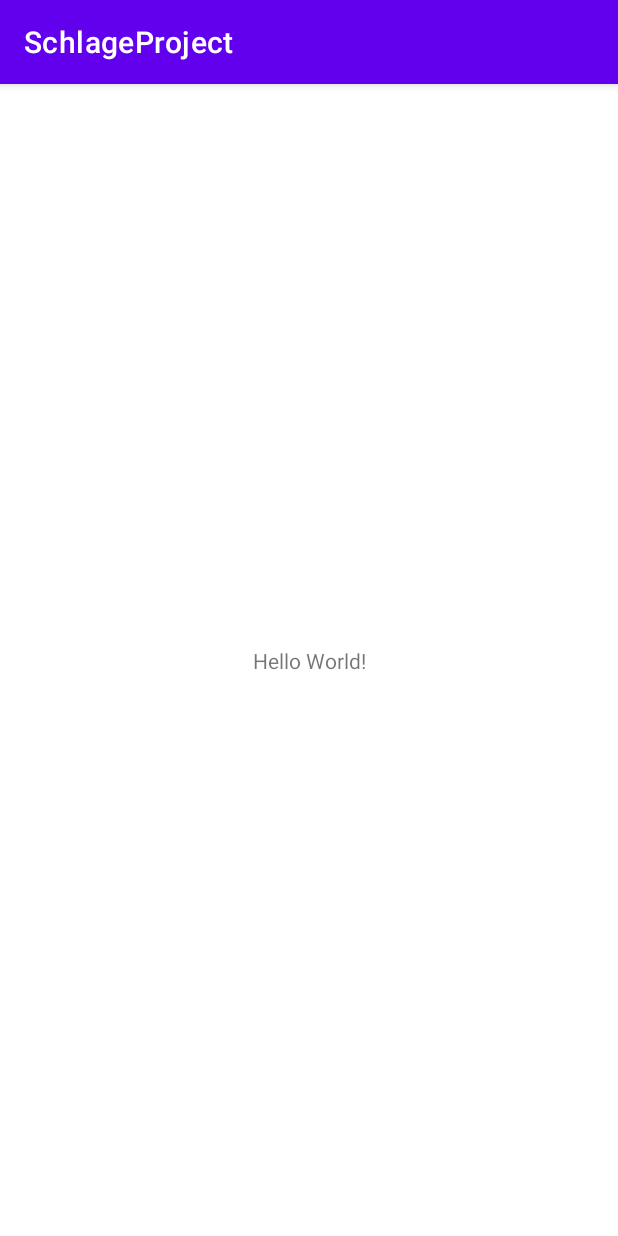
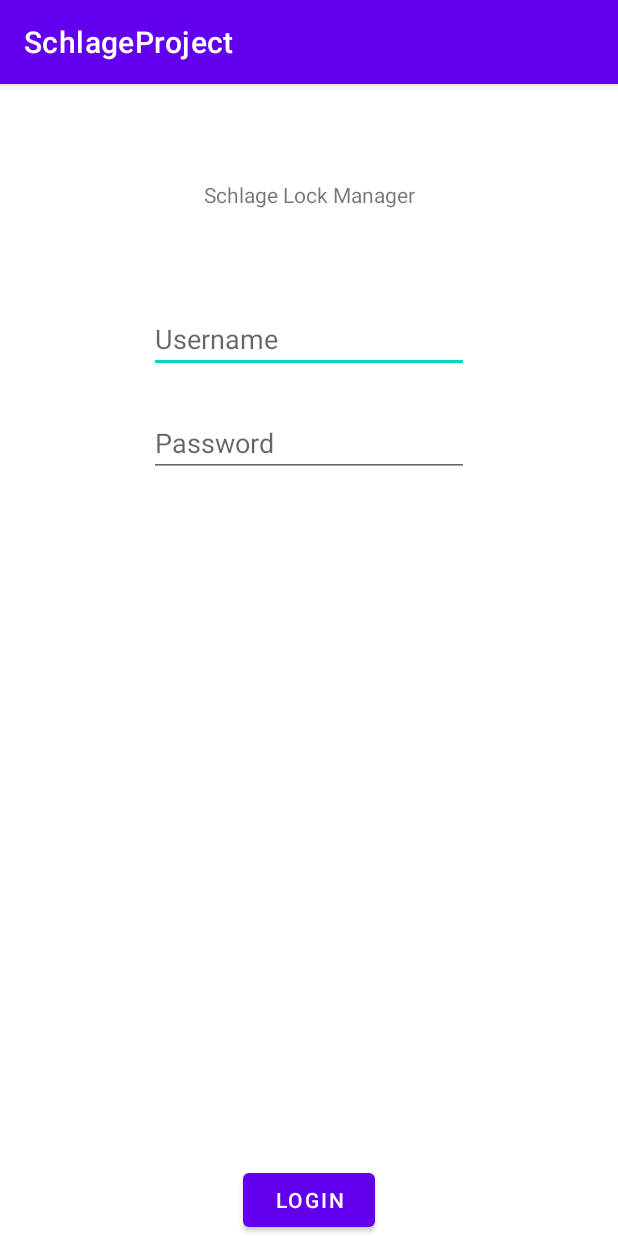
Before and after one commit to tannerbryant/SchlageProject, an Android app: the screen it shows after launch (MainActivity), on a phone screen of 412 x 824 dp. Run offline under Robolectric (Android 15) with nearby library versions, the phone set to English and light mode, and no system bars.

Commit message:
Login Page Mockup completed, tentative framework on other pages started.

```diff
--- /dev/null
+++ b/app/src/main/java/com/example/schlageproject/LoginScreen.java
@@ -0,0 +1,4 @@
+package com.example.schlageproject;
+
+public class LoginScreen {
+}
--- a/app/src/main/java/com/example/schlageproject/MainActivity.java
+++ b/app/src/main/java/com/example/schlageproject/MainActivity.java
@@ -3,12 +3,47 @@ package com.example.schlageproject;
 import androidx.appcompat.app.AppCompatActivity;
 
 import android.os.Bundle;
+import android.view.View;
+import android.widget.Button;
+import android.widget.EditText;
+import android.widget.TextView;
+import android.widget.Toast;
 
 public class MainActivity extends AppCompatActivity {
+    TextView textViewAppName;
+    EditText editTextUsername, editTextPassword;
+    Button buttonLogin;
 
     @Override
     protected void onCreate(Bundle savedInstanceState) {
         super.onCreate(savedInstanceState);
-        setContentView(R.layout.activity_main);
+        setContentView(R.layout.activity_login_page);
+
+        textViewAppName = (TextView) findViewById(R.id.textViewAppName);
+        buttonLogin = (Button) findViewById(R.id.login_button);
+        editTextUsername = (EditText) findViewById(R.id.editTextTextPersonName);
+        editTextPassword = (EditText) findViewById(R.id.editTextTextPassword);
+
+        buttonLogin.setOnClickListener(new View.OnClickListener() {
+            @Override
+            public void onClick(View v) {
+                login();
+            }
+        });
+    }
+
+    public void login() {
+        // Check username and password for login here.
+        // Will call whatever Tanner makes for login.
+        String testUsername = "Joe Bills";
+        String testPassword = "12345";
+        if(editTextUsername.getText().toString().equals(testUsername.toString()) &&
+                editTextPassword.getText().toString().equals(testPassword.toString())) {
+            // Change view to account_lock_list_page
+            Toast.makeText(getApplicationContext(), "Passed Login", Toast.LENGTH_SHORT).show();
+        }
+        else {
+            Toast.makeText(getApplicationContext(), "Failed Login", Toast.LENGTH_SHORT).show();
+        }
     }
 }
--- /dev/null
+++ b/app/src/main/res/layout/account_lock_list_page.xml
@@ -0,0 +1,6 @@
+<?xml version="1.0" encoding="utf-8"?>
+<androidx.constraintlayout.widget.ConstraintLayout xmlns:android="http://schemas.android.com/apk/res/android"
+    android:layout_width="match_parent"
+    android:layout_height="match_parent">
+
+</androidx.constraintlayout.widget.ConstraintLayout>
--- /dev/null
+++ b/app/src/main/res/layout/activity_login_page.xml
@@ -0,0 +1,57 @@
+<?xml version="1.0" encoding="utf-8"?>
+<androidx.constraintlayout.widget.ConstraintLayout xmlns:android="http://schemas.android.com/apk/res/android"
+    xmlns:app="http://schemas.android.com/apk/res-auto"
+    xmlns:tools="http://schemas.android.com/tools"
+    android:layout_width="match_parent"
+    android:layout_height="match_parent"
+    tools:context=".MainActivity">
+
+    <TextView
+        android:id="@+id/textViewAppName"
+        android:layout_width="wrap_content"
+        android:layout_height="19dp"
+        android:layout_marginTop="64dp"
+        android:text="@string/login_page_app_name"
+        app:layout_constraintEnd_toEndOf="parent"
+        app:layout_constraintLeft_toLeftOf="parent"
+        app:layout_constraintRight_toRightOf="parent"
+        app:layout_constraintStart_toStartOf="parent"
+        app:layout_constraintTop_toTopOf="parent" />
+
+    <EditText
+        android:id="@+id/editTextTextPersonName"
+        android:layout_width="wrap_content"
+        android:layout_height="wrap_content"
+        android:layout_marginTop="64dp"
+        android:ems="10"
+        android:inputType="textPersonName"
+        android:hint="@string/login_page_name_text"
+        app:layout_constraintEnd_toEndOf="parent"
+        app:layout_constraintStart_toStartOf="parent"
+        app:layout_constraintTop_toBottomOf="@+id/textViewAppName" />
+
+    <EditText
+        android:id="@+id/editTextTextPassword"
+        android:layout_width="wrap_content"
+        android:layout_height="wrap_content"
+        android:layout_marginTop="24dp"
+        android:ems="10"
+        android:inputType="textPassword"
+        android:hint="@string/loginPagePasswordHint"
+        app:layout_constraintEnd_toEndOf="parent"
+        app:layout_constraintHorizontal_bias="0.5"
+        app:layout_constraintStart_toStartOf="parent"
+        app:layout_constraintTop_toBottomOf="@+id/editTextTextPersonName" />
+
+    <Button
+        android:id="@+id/login_button"
+        android:layout_width="wrap_content"
+        android:layout_height="wrap_content"
+        android:onClick="login"
+        android:text="@string/loginPageLoginButtonText"
+        app:layout_constraintBottom_toBottomOf="parent"
+        app:layout_constraintEnd_toEndOf="parent"
+        app:layout_constraintStart_toStartOf="parent" />
+
+
+</androidx.constraintlayout.widget.ConstraintLayout>
--- a/app/src/main/res/layout/activity_main.xml
+++ /dev/null
@@ -1,18 +0,0 @@
-<?xml version="1.0" encoding="utf-8"?>
-<androidx.constraintlayout.widget.ConstraintLayout xmlns:android="http://schemas.android.com/apk/res/android"
-    xmlns:app="http://schemas.android.com/apk/res-auto"
-    xmlns:tools="http://schemas.android.com/tools"
-    android:layout_width="match_parent"
-    android:layout_height="match_parent"
-    tools:context=".MainActivity">
-
-    <TextView
-        android:layout_width="wrap_content"
-        android:layout_height="wrap_content"
-        android:text="Hello World!"
-        app:layout_constraintBottom_toBottomOf="parent"
-        app:layout_constraintLeft_toLeftOf="parent"
-        app:layout_constraintRight_toRightOf="parent"
-        app:layout_constraintTop_toTopOf="parent" />
-
-</androidx.constraintlayout.widget.ConstraintLayout>
--- /dev/null
+++ b/app/src/main/res/layout/lock_information_page.xml
@@ -0,0 +1,6 @@
+<?xml version="1.0" encoding="utf-8"?>
+<androidx.constraintlayout.widget.ConstraintLayout xmlns:android="http://schemas.android.com/apk/res/android"
+    android:layout_width="match_parent"
+    android:layout_height="match_parent">
+
+</androidx.constraintlayout.widget.ConstraintLayout>
--- a/app/src/main/res/values/strings.xml
+++ b/app/src/main/res/values/strings.xml
@@ -1,3 +1,17 @@
 <resources>
     <string name="app_name">SchlageProject</string>
+
+    <string name="login_page_app_name">Schlage Lock Manager</string>
+    <string name="login_page_username_prompt">Username</string>
+    <string name="login_page_password_prompt">Password</string>
+    <string name="login_page_enter_button_label">Log In</string>
+
+    <string name="account_lock_list_page_banner">Your Locks</string>
+    <string name="account_lock_list_page_lock_name_placeholder">EXAMPLE LOCK</string>
+    <string name="account_lock_list_page_manage_button_label">Manage</string>
+
+    <string name="lock_information_page_banner">EXAMPLE LOCK</string>
+    <string name="login_page_name_text">Username</string>
+    <string name="loginPageLoginButtonText">Login</string>
+    <string name="loginPagePasswordHint">Password</string>
 </resources>
```
